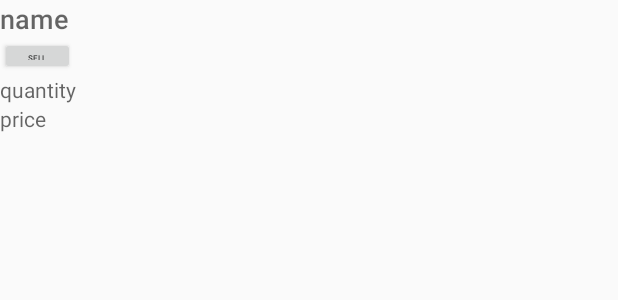
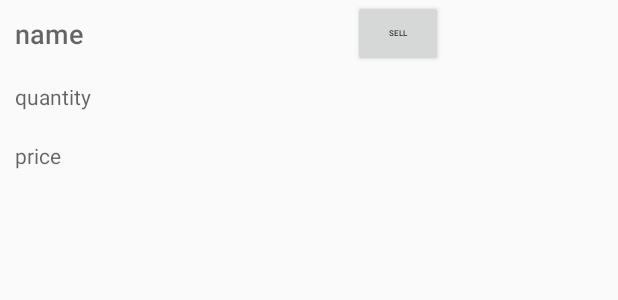
Before and after one commit to crony10/Inventory, an Android app: the layout list_item.xml on its own in the app's theme, with its tools: preview values and no code run, on a phone screen of 412 x 824 dp. Shown: the top 300 px of the screen. Run offline under Robolectric (Android 15) with nearby library versions, the phone set to English and light mode, and no system bars.

Commit message:
Solved the list item problem by adding base in style xml file, also improved the layout

```diff
--- a/app/build.gradle
+++ b/app/build.gradle
@@ -38,6 +38,5 @@ dependencies {
 
     //compile 'com.android.support:appcompat-v7:24.1.1'
     implementation 'com.google.android.material:material:1.0.0'
-    compile 'com.android.support.design:23.1.0'
 
 }
--- a/app/src/main/java/com/example/android/inventory20/ItemCursorAdapter.java
+++ b/app/src/main/java/com/example/android/inventory20/ItemCursorAdapter.java
@@ -34,8 +34,8 @@ public class ItemCursorAdapter extends CursorAdapter {
         int priceColumnIndex = cursor.getColumnIndex(ItemContract.ItemEntry.COLUMN_ITEM_PRICE);
 
         String itemName = cursor.getString(nameColumnIndex);
-        int quantity = cursor.getInt(quantityColumnIndex);
-        int price = cursor.getInt(priceColumnIndex);
+        String quantity = "Quantity: " + cursor.getString(quantityColumnIndex);
+        String price = "Price: " + cursor.getString(priceColumnIndex);
 
         Log.i(TAG, "bindView: name of the item is: " + itemName);
         Log.i(TAG, "bindView: quantity of the item is: " + quantity);
--- a/app/src/main/res/layout/list_item.xml
+++ b/app/src/main/res/layout/list_item.xml
@@ -5,6 +5,10 @@
     android:layout_width="match_parent"
     android:layout_height="match_parent">
 
+    <LinearLayout
+        android:layout_width="match_parent"
+        android:layout_height="wrap_content"
+        android:orientation="horizontal">
     <TextView
         android:id="@+id/name"
         android:layout_width="wrap_content"
@@ -12,30 +16,40 @@
         android:fontFamily="sans-serif-medium"
         android:textAppearance="@style/TextAppearance.AppCompat.Medium"
         android:textColor="#2B3D4D"
-        android:hint="name"/>
+        android:hint="name"
+        android:paddingLeft="20dp"
+        android:padding="10dp"/>
 
-    <Button
-        android:id="@+id/sell_button"
-        android:layout_width="50dp"
-        android:layout_height="25dp"
-        android:text="Sell"
-        android:textSize="5sp" />
-
+        <Button
+            android:id="@+id/sell_button"
+            android:layout_width="60dp"
+            android:layout_height="match_parent"
+            android:text="Sell"
+            android:textSize="5sp"
+            android:layout_marginLeft="170dp"/>
+    </LinearLayout>
     <TextView
         android:id="@+id/current_quantity"
         android:layout_width="wrap_content"
         android:layout_height="wrap_content"
         android:fontFamily="sans-serif"
+        android:hint="quantity"
+        android:paddingLeft="20dp"
+        android:padding="10dp"
         android:textAppearance="@style/TextAppearance.AppCompat.Small"
-        android:textColor="#AEB6BD"
-        android:hint="quantity"/>
+        android:textColor="#AEB6BD" />
 
     <TextView
         android:id="@+id/current_price"
         android:layout_width="wrap_content"
         android:layout_height="wrap_content"
         android:fontFamily="sans-serif"
+        android:hint="price"
+        android:paddingLeft="20dp"
+        android:padding="10dp"
         android:textAppearance="@style/TextAppearance.AppCompat.Small"
-        android:textColor="#AEB6BD"
-        android:hint="price"/>
+        android:textColor="#AEB6BD" />
+
+
+
 </LinearLayout>
--- a/app/src/main/res/values/styles.xml
+++ b/app/src/main/res/values/styles.xml
@@ -3,7 +3,7 @@
 
     <style
         name="AppTheme"
-        parent="Theme.AppCompat.Light.DarkActionBar">
+        parent="Base.Theme.AppCompat.Light.DarkActionBar">
         <item name="colorPrimary">#2196F3</item>
         <item name="colorPrimaryDark">#2196F3</item>
         <item name="colorAccent">@color/purple_500</item>
```
Also changed, not shown: app/src/main/res/layout/activity_catalog.xml (indentation only).
